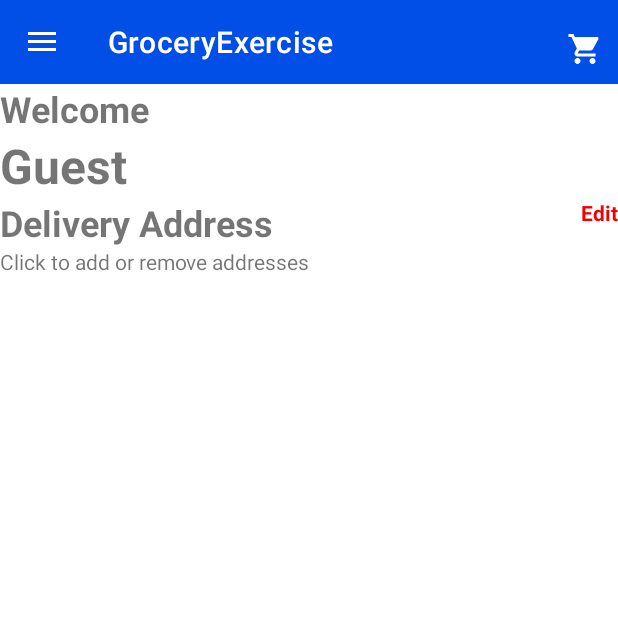
After one commit to rareed2021/GroceryExercise, an Android app: the AccountActivity screen opened directly, with no data from a screen before it, on a phone screen of 412 x 824 dp, the top half of it. The commit adds this screen. Run offline under Robolectric (Android 15) with nearby library versions, the phone set to English and light mode, and no system bars; network calls fail.

Commit message:
Added User Account Activity

```diff
--- a/app/src/main/AndroidManifest.xml
+++ b/app/src/main/AndroidManifest.xml
@@ -11,7 +11,9 @@
         android:roundIcon="@mipmap/ic_launcher_round"
         android:supportsRtl="true"
         android:theme="@style/Theme.GroceryExercise">
-        <activity android:name=".activities.ListOrdersActivity"></activity>
+        <activity android:name=".activities.EditFieldActivity"></activity>
+        <activity android:name=".activities.AccountActivity" />
+        <activity android:name=".activities.ListOrdersActivity" />
         <activity android:name=".activities.OrderConfirmedActivity" />
         <activity android:name=".activities.SelectPaymentActivity" />
         <activity android:name=".activities.AddAddressActivity" />
--- /dev/null
+++ b/app/src/main/java/com/test/groceryexercise/activities/AccountActivity.kt
@@ -0,0 +1,51 @@
+package com.test.groceryexercise.activities
+
+import android.app.ActionBar
+import androidx.appcompat.app.AppCompatActivity
+import android.os.Bundle
+import android.util.AttributeSet
+import android.widget.FrameLayout
+import com.test.groceryexercise.R
+import com.test.groceryexercise.app.SessionManager
+import com.test.groceryexercise.fragments.EditFieldFragment
+import com.test.groceryexercise.models.User
+import kotlinx.android.synthetic.main.activity_account.*
+import java.io.Serializable
+
+class AccountActivity : ListingActivity() {
+    override val contentResource: Int
+        get() = R.layout.activity_account
+
+    override fun onCreate(savedInstanceState: Bundle?) {
+        super.onCreate(savedInstanceState)
+        init()
+    }
+
+    private fun init() {
+        val user = SessionManager(this).user
+        text_name.text = user?.firstName ?: "Guest"
+        addFragments(user)
+    }
+
+    private fun addFragments(user: User?) {
+        val fields =mutableListOf<Triple<String,Serializable,String?>>()
+        fields.add(Triple("Delivery Address","Click to add or remove addresses","address"))
+        if(user!=null){
+            fields.add(Triple("Phone Number", user,"mobile"))
+            fields.add(Triple("Email Address",user,"email"))
+        }
+        val transaction = supportFragmentManager.beginTransaction()
+        var id = 100000
+        for( (title, obj, field) in fields){
+            val params = FrameLayout.LayoutParams(FrameLayout.LayoutParams.MATCH_PARENT, FrameLayout.LayoutParams.WRAP_CONTENT)
+
+            val view = FrameLayout(this)
+            view.layoutParams = params
+            view.id=id
+            id+=1
+            parent_account.addView(view)
+            transaction.add(view.id, EditFieldFragment.newInstance(title, obj, field))
+        }
+        transaction.commit()
+    }
+}
--- /dev/null
+++ b/app/src/main/java/com/test/groceryexercise/fragments/EditFieldFragment.kt
@@ -0,0 +1,93 @@
+package com.test.groceryexercise.fragments
+
+import android.content.Intent
+import android.os.Bundle
+import androidx.fragment.app.Fragment
+import android.view.LayoutInflater
+import android.view.View
+import android.view.ViewGroup
+import com.test.groceryexercise.R
+import com.test.groceryexercise.activities.AddressListActivity
+import com.test.groceryexercise.activities.EditFieldActivity
+import com.test.groceryexercise.models.User
+import kotlinx.android.synthetic.main.fragment_edit_field.view.*
+import java.io.Serializable
+
+// the fragment initialization parameters, e.g. ARG_ITEM_NUMBER
+private const val ARG_TITLE = "TITLE"
+private const val ARG_OBJECT = "OBJECT"
+private const val ARG_FIELD = "FIELD"
+
+/**
+ * A simple [Fragment] subclass.
+ * Use the [EditFieldFragment.newInstance] factory method to
+ * create an instance of this fragment.
+ */
+class EditFieldFragment : Fragment() {
+    private var title: String? = null
+    private var mObject: Serializable? = null
+    private var field:String? = null
+
+    override fun onCreate(savedInstanceState: Bundle?) {
+        super.onCreate(savedInstanceState)
+        arguments?.let {
+            title = it.getString(ARG_TITLE)
+            mObject = it.getSerializable(ARG_OBJECT)
+            field  = it.getString(ARG_FIELD)
+        }
+    }
+
+    override fun onCreateView(
+        inflater: LayoutInflater, container: ViewGroup?,
+        savedInstanceState: Bundle?
+    ): View? {
+        // Inflate the layout for this fragment
+        val view = inflater.inflate(R.layout.fragment_edit_field, container, false)
+        init(view)
+        return view
+    }
+
+    private fun init(view: View) {
+        view.text_title.text = title
+        val obj = mObject
+        when(obj){
+            is User ->view.text_content.text = obj.fieldString(field?:"")
+            is String -> view.text_content.text = obj
+        }
+        view.setOnClickListener {
+            val obj = mObject
+            when(obj){
+                is String->if(field == "address"){
+                    startActivity(Intent(activity, AddressListActivity::class.java))
+                }
+                is User -> {
+                    val intent = Intent(activity, EditFieldActivity::class.java)
+                    intent.putExtra(ARG_TITLE, title)
+                    intent.putExtra(ARG_OBJECT,mObject)
+                    intent.putExtra(ARG_FIELD, field)
+                    startActivity(intent)
+                }
+            }
+        }
+    }
+
+    companion object {
+        /**
+         * Use this factory method to create a new instance of
+         * this fragment using the provided parameters.
+         *
+         * @param title Parameter 1.
+         * @param obj Parameter 2.
+         * @return A new instance of fragment EditFieldFragment.
+         */
+        @JvmStatic
+        fun newInstance(title: String, obj: Serializable, field:String?) =
+            EditFieldFragment().apply {
+                arguments = Bundle().apply {
+                    putString(ARG_TITLE, title)
+                    putSerializable(ARG_OBJECT, obj)
+                    putString(ARG_FIELD, field)
+                }
+            }
+    }
+}
--- /dev/null
+++ b/app/src/main/res/layout/activity_account.xml
@@ -0,0 +1,21 @@
+<LinearLayout android:layout_width="match_parent"
+    android:layout_height="match_parent"
+    android:orientation="vertical"
+    android:id="@+id/parent_account"
+    xmlns:android="http://schemas.android.com/apk/res/android">
+
+    <TextView
+        android:layout_width="wrap_content"
+        android:layout_height="wrap_content"
+        android:text="@string/welcome"
+        android:textSize="24sp"
+        android:textStyle="bold"
+        />
+    <TextView
+        android:layout_width="wrap_content"
+        android:layout_height="wrap_content"
+        android:id="@+id/text_name"
+        android:textSize="32sp"
+        android:textStyle="bold"
+        />
+</LinearLayout>
--- /dev/null
+++ b/app/src/main/res/layout/fragment_edit_field.xml
@@ -0,0 +1,24 @@
+<RelativeLayout android:layout_width="match_parent"
+    android:layout_height="wrap_content"
+    xmlns:android="http://schemas.android.com/apk/res/android">
+    <TextView
+        android:layout_width="wrap_content"
+        android:layout_height="wrap_content"
+        android:id="@+id/text_title"
+        android:textSize="24sp"
+        android:textStyle="bold"
+        />
+    <TextView
+        android:layout_width="wrap_content"
+        android:layout_height="wrap_content"
+        android:id="@+id/text_content"
+        android:layout_below="@id/text_title"
+        />
+    <TextView
+        android:layout_width="wrap_content"
+        android:layout_height="wrap_content"
+        android:text="@string/edit"
+        style="@style/text_error"
+        android:layout_alignParentEnd="true"
+        />
+</RelativeLayout>
--- a/app/src/main/res/values/strings.xml
+++ b/app/src/main/res/values/strings.xml
@@ -50,4 +50,7 @@
     <string name="check_out">Check Out</string>
     <string name="select_address">Select Address</string>
     <string name="return_to_home_screen">Click to Return to Home Screen</string>
+    <string name="edit">Edit</string>
+    <string name="welcome">Welcome</string>
+    <string name="save">Save</string>
 </resources>
```
Also changed, not shown: app/src/main/java/com/test/groceryexercise/activities/EditFieldActivity.kt (added, +52 -0 lines), app/src/main/java/com/test/groceryexercise/activities/ListingActivity.kt (+1 -1 lines), app/src/main/java/com/test/groceryexercise/app/ApiHelper.kt (added, +34 -0 lines), app/src/main/java/com/test/groceryexercise/app/Endpoints.kt (+3 -0 lines), app/src/main/java/com/test/groceryexercise/models/Address.kt (+4 -0 lines), app/src/main/java/com/test/groceryexercise/models/User.kt (+16 -0 lines), app/src/main/res/layout/activity_edit_field.xml (added, +46 -0 lines).
